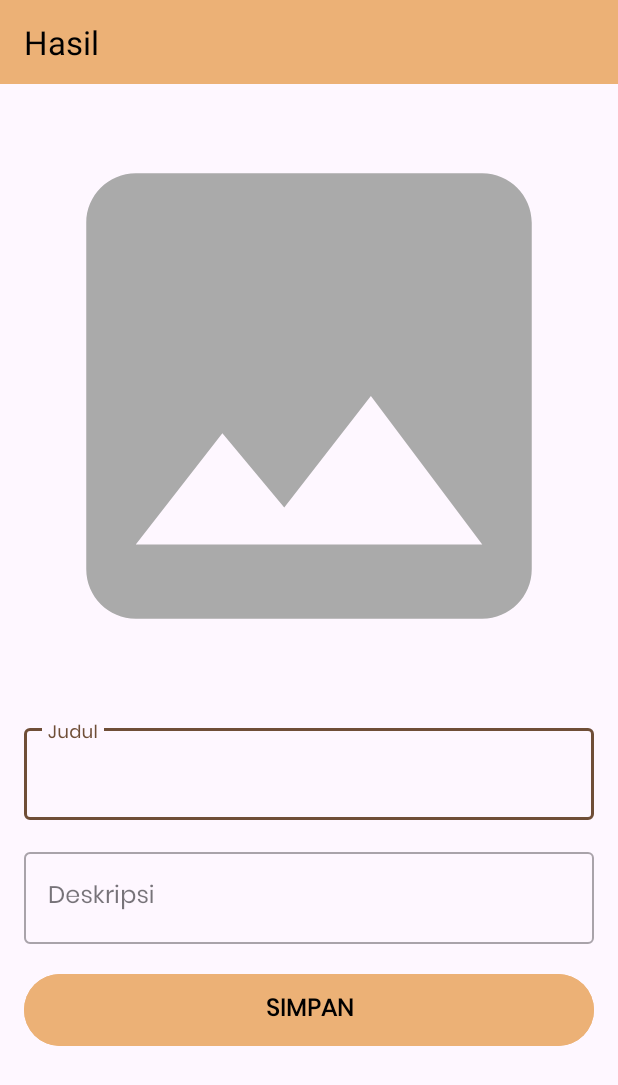
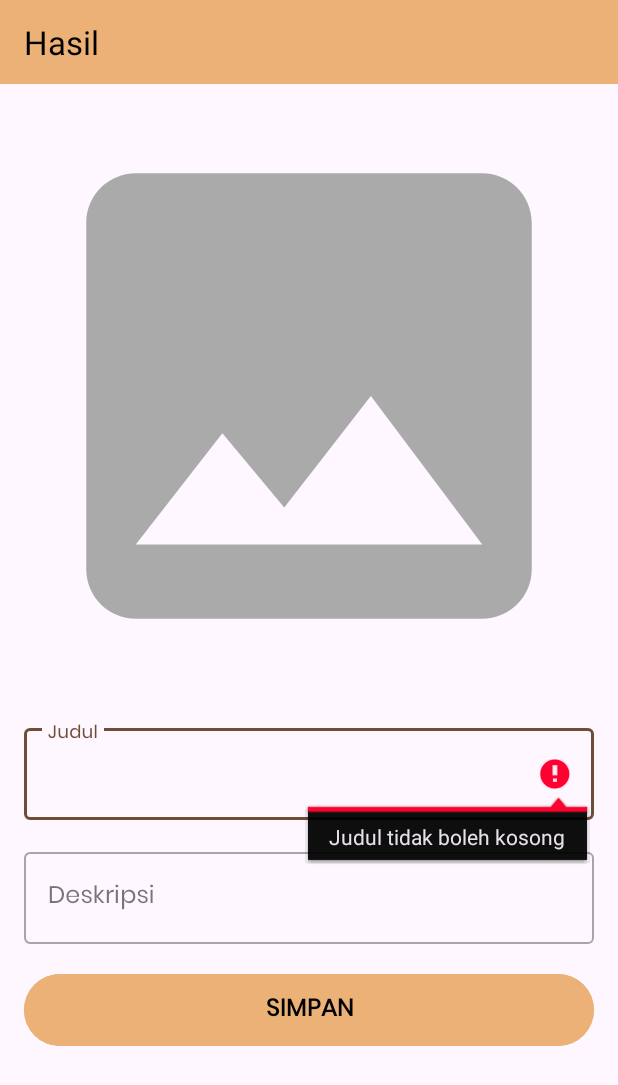
Before and after one commit to Snasset/Text-Scanner-App, an Android app: the ResultActivity screen opened directly, with no data from a screen before it, on a phone screen of 412 x 824 dp. Shown: the top 1085 px of the screen. Run offline under Robolectric (Android 15) with nearby library versions, the phone set to English and light mode, and no system bars.

Commit message:
Change a few codes : - Code-cleaning - Fix some bugs in ResultActivity and MainActivity

```diff
--- a/app/build.gradle.kts
+++ b/app/build.gradle.kts
@@ -12,7 +12,7 @@ android {
 
     defaultConfig {
         applicationId = "com.dheril.textscanner"
-        minSdk = 27
+        minSdk = 24
         targetSdk = 34
         versionCode = 1
         versionName = "1.0"
--- a/app/src/main/java/com/dheril/textscanner/ResultActivity.kt
+++ b/app/src/main/java/com/dheril/textscanner/ResultActivity.kt
@@ -14,6 +14,7 @@ import android.text.style.UnderlineSpan
 import android.util.Log
 import android.widget.Toast
 import androidx.activity.viewModels
+import androidx.core.widget.doAfterTextChanged
 import androidx.core.widget.doBeforeTextChanged
 import androidx.core.widget.doOnTextChanged
 import androidx.lifecycle.ViewModelProvider
@@ -58,7 +59,6 @@ class ResultActivity : AppCompatActivity() {
                 setItem(item)
             }
         }
-
         setupAction(itemId)
 
     }
@@ -76,12 +76,13 @@ class ResultActivity : AppCompatActivity() {
 
 
     private fun setupView() {
-
+        binding.edTitle.error = "Judul tidak boleh kosong"
         binding.edTitle.doOnTextChanged { text, start, before, count ->
             if (text.isNullOrEmpty()) {
                 binding.edTitle.error = "Judul tidak boleh kosong"
                 binding.btnSave.isEnabled = false
             } else {
+                binding.edTitle.error = null
                 binding.btnSave.isEnabled = true
             }
         }
@@ -91,10 +92,10 @@ class ResultActivity : AppCompatActivity() {
                 binding.edTitle.error = "Deskripsi tidak boleh kosong"
                 binding.btnSave.isEnabled = false
             } else {
+                binding.edTitle.error = null
                 binding.btnSave.isEnabled = true
             }
         }
-
     }
 
 
--- a/app/src/main/res/layout/activity_main.xml
+++ b/app/src/main/res/layout/activity_main.xml
@@ -44,7 +44,6 @@
         android:id="@+id/tv_empty"
         android:layout_width="0dp"
         android:layout_height="wrap_content"
-        android:fontFamily="@font/poppins"
         android:gravity="center"
         android:text="@string/empty_result"
         android:textColor="@color/gray"
@@ -53,7 +52,7 @@
         app:layout_constraintEnd_toEndOf="parent"
         app:layout_constraintStart_toStartOf="parent"
         app:layout_constraintTop_toBottomOf="@+id/progressIndicator"
-        tools:fontFamily="@font/poppins"
+        app:fontFamily="@font/poppins"
         tools:visibility="visible" />
 
     <androidx.recyclerview.widget.RecyclerView
```
Also changed, not shown: app/src/main/java/com/dheril/textscanner/ItemAdapter.kt (+6 -3 lines), app/src/main/java/com/dheril/textscanner/MainActivity.kt (+5 -4 lines), app/src/main/java/com/dheril/textscanner/SplashActivity.kt (+6 -8 lines).
